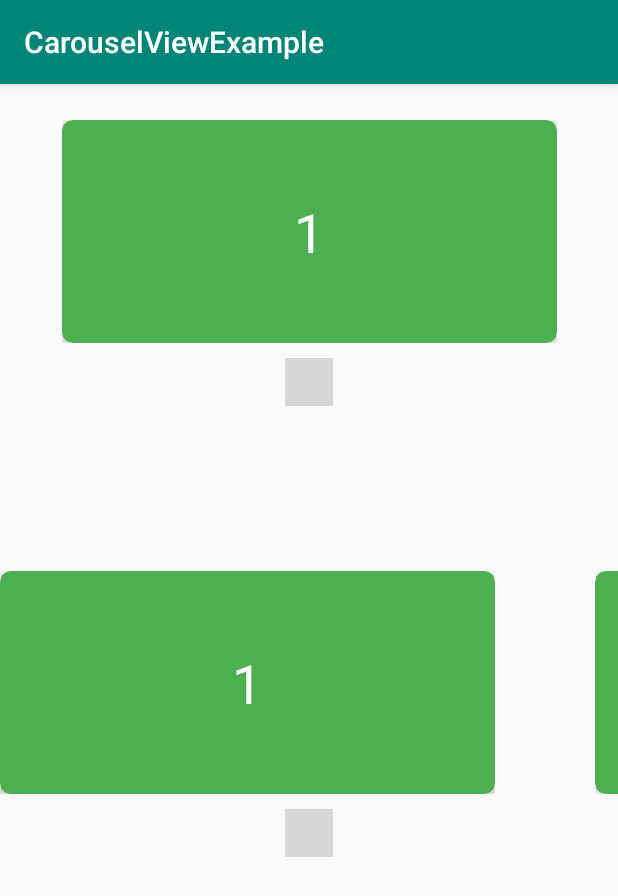
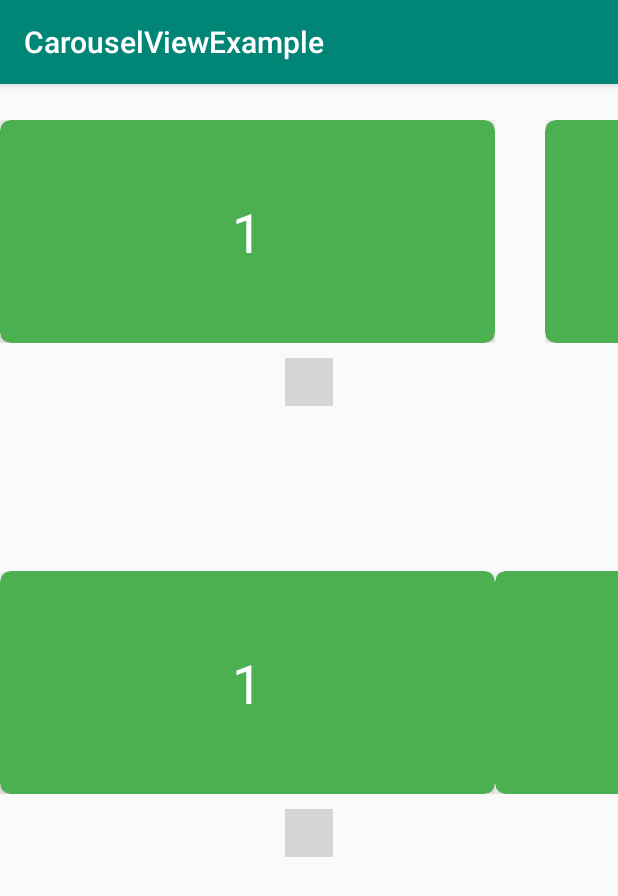
Before and after one commit to jama5262/CarouselView, an Android app: the screen it shows after launch (MainActivity), on a phone screen of 412 x 824 dp. Shown: the top 896 px of the screen. Run offline under Robolectric (Android 15) with nearby library versions, the phone set to English and light mode, and no system bars; libraries missing offline, so code that uses them is left out: com.rd, com.rd.animation; plain views replace PageIndicatorView; 5 statements that could not run were skipped; grey boxes are pictures that could not be loaded.

```diff
--- a/app/src/main/java/com/jama/carouselviewexample/MainActivity.java
+++ b/app/src/main/java/com/jama/carouselviewexample/MainActivity.java
@@ -29,14 +29,7 @@ public class MainActivity extends AppCompatActivity {
 
     carouselView = findViewById(R.id.carouselView);
     carouselView.setSize(10);
-    carouselView.setIndicatorAnimationType(IndicatorAnimationType.FILL);
     carouselView.setResource(R.layout.item);
-    carouselView.setIndicatorSelectedColor(Color.parseColor(data[5]));
-    carouselView.setIndicatorUnselectedColor(Color.parseColor(data[0]));
-    carouselView.setIndicatorRadius(5);
-    carouselView.setIndicatorPadding(5);
-//    carouselView.setSpacing(55);
-    carouselView.setCarouselOffset(OffsetType.CENTER);
     carouselView.setCarouselViewListener(new CarouselViewListener() {
       @Override
       public void setItemPosition(View view, final int position) {
@@ -50,14 +43,7 @@ public class MainActivity extends AppCompatActivity {
 
     carouselView2 = findViewById(R.id.carouselView2);
     carouselView2.setSize(10);
-    carouselView2.setIndicatorAnimationType(IndicatorAnimationType.SWAP);
     carouselView2.setResource(R.layout.item);
-    carouselView2.setIndicatorSelectedColor(Color.parseColor(data[5]));
-    carouselView2.setIndicatorUnselectedColor(Color.parseColor(data[0]));
-    carouselView2.setIndicatorRadius(5);
-    carouselView2.setIndicatorPadding(5);
-    carouselView2.hideIndicator(true);
-//    carouselView2.enableSnapping(false);
     carouselView2.setCarouselViewListener(new CarouselViewListener() {
       @Override
       public void setItemPosition(View view, final int position) {
--- a/app/src/main/res/layout/activity_main.xml
+++ b/app/src/main/res/layout/activity_main.xml
@@ -11,9 +11,12 @@
         android:layout_width="match_parent"
         android:layout_height="wrap_content"
         android:layout_marginTop="24dp"
+        app:enableSnapping="false"
         app:layout_constraintEnd_toEndOf="parent"
         app:layout_constraintStart_toStartOf="parent"
-        app:layout_constraintTop_toTopOf="parent" />
+        app:layout_constraintTop_toTopOf="parent"
+        app:resource="@layout/item"
+        app:spacing="50" />
 
     <com.jama.carouselview.CarouselView
         android:id="@+id/carouselView2"
--- a/carouselview/src/main/java/com/jama/carouselview/CarouselView.java
+++ b/carouselview/src/main/java/com/jama/carouselview/CarouselView.java
@@ -22,6 +22,7 @@ import com.rd.animation.type.AnimationType;
 
 public class CarouselView extends FrameLayout {
 
+  private Context context;
   private PageIndicatorView pageIndicatorView;
   private RecyclerView carouselRecyclerView;
   private RecyclerView.LayoutManager layoutManager;
@@ -29,24 +30,26 @@ public class CarouselView extends FrameLayout {
   private IndicatorAnimationType indicatorAnimationType;
   private OffsetType offsetType;
   private SnapHelper snapHelper;
-  private boolean enableSnapping = true;
+  private boolean enableSnapping;
   private int resource;
   private int size;
-  private int spacing = 0;
+  private int spacing;
   private boolean isResourceSet = false;
   private boolean isSizeSet = false;
 
   public CarouselView(@NonNull Context context) {
     super(context);
-    init(context, null);
+    this.context = context;
+    init(null);
   }
 
   public CarouselView(@NonNull Context context, @Nullable AttributeSet attrs) {
     super(context, attrs);
-    init(context, attrs);
+    this.context = context;
+    init(attrs);
   }
 
-  private void init(final Context context, AttributeSet attributeSet) {
+  private void init(AttributeSet attributeSet) {
     LayoutInflater inflater = LayoutInflater.from(context);
     View carouselView = inflater.inflate(R.layout.view_carousel, this);
     this.carouselRecyclerView = carouselView.findViewById(R.id.carouselRecyclerView);
@@ -55,11 +58,19 @@ public class CarouselView extends FrameLayout {
     carouselRecyclerView.setHasFixedSize(false);
     this.layoutManager = new LinearLayoutManager(context, LinearLayoutManager.HORIZONTAL, false);
     carouselRecyclerView.setLayoutManager(this.layoutManager);
+    this.initializeAttributes(attributeSet);
+  }
 
+  private void initializeAttributes(AttributeSet attributeSet) {
     if (attributeSet != null) {
-      TypedArray attributes = context.getTheme().obtainStyledAttributes(attributeSet, R.styleable.CarouselView, 0, 0);
+      TypedArray attributes = this.context.getTheme().obtainStyledAttributes(attributeSet, R.styleable.CarouselView, 0, 0);
+      this.enableSnapping(attributes.getBoolean(R.styleable.CarouselView_enableSnapping, true));
+      this.hideIndicator(attributes.getBoolean(R.styleable.CarouselView_hideIndicator, false));
+      this.setIndicatorRadius(attributes.getInteger(R.styleable.CarouselView_indicatorRadius, 5));
+      this.setIndicatorPadding(attributes.getInteger(R.styleable.CarouselView_indicatorPadding, 5));
+      this.setSize(attributes.getInteger(R.styleable.CarouselView_size, 0));
       this.setCarouselOffset(OffsetType.START);
-      this.setSpacing(attributes.getInteger(R.styleable.CarouselView_spacing, 100));
+      this.setSpacing(attributes.getInteger(R.styleable.CarouselView_spacing, 0));
       this.hideIndicator(false);
     }
   }
```
